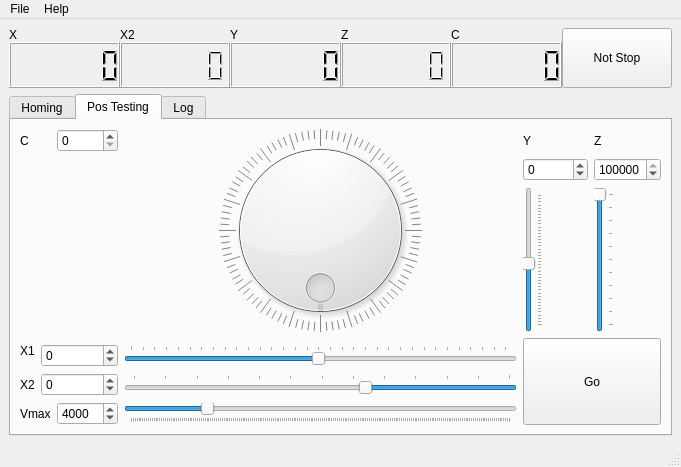
This is Gui.ui in gxurma/PythonCanSteering as Qt 5 draws it before an edit. The edited form follows.
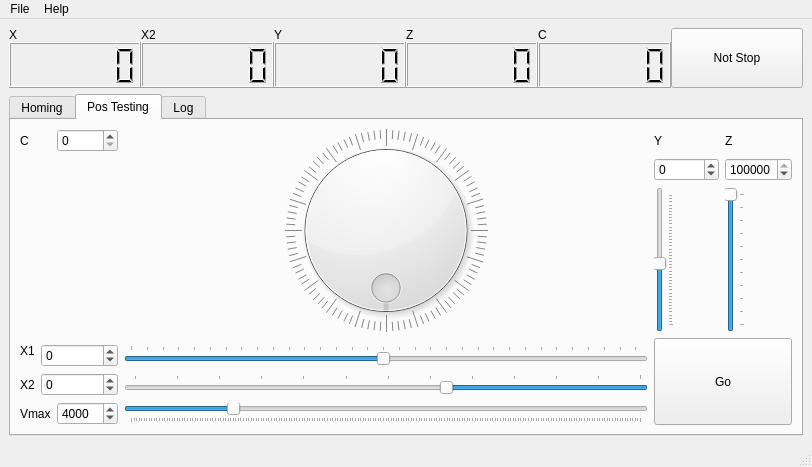
This is the edited form. The open tabs and pages were chosen to show the change.

Commit message: added home all button, since now every axe can home simultaneously

Patch:
```diff
--- a/Gui.ui
+++ b/Gui.ui
@@ -6,7 +6,7 @@
    <rect>
     <x>0</x>
     <y>0</y>
-    <width>681</width>
+    <width>812</width>
     <height>467</height>
    </rect>
   </property>
@@ -722,10 +722,10 @@
         <item row="1" column="4">
          <widget class="QSpinBox" name="spinBoxY">
           <property name="minimum">
-           <number>-20000</number>
+           <number>-19260</number>
           </property>
           <property name="maximum">
-           <number>20000</number>
+           <number>22080</number>
           </property>
           <property name="singleStep">
            <number>1</number>
@@ -764,7 +764,7 @@
         <item row="1" column="5">
          <widget class="QSpinBox" name="spinBoxZ">
           <property name="maximum">
-           <number>105000</number>
+           <number>104000</number>
           </property>
           <property name="value">
            <number>100000</number>
@@ -959,8 +959,8 @@
     <rect>
      <x>0</x>
      <y>0</y>
-     <width>681</width>
-     <height>22</height>
+     <width>812</width>
+     <height>25</height>
     </rect>
    </property>
    <widget class="QMenu" name="menuFile">
```
Left out of the diff: 184 changed lines with no effect on the pictures. The commit also changes 1 other file.
